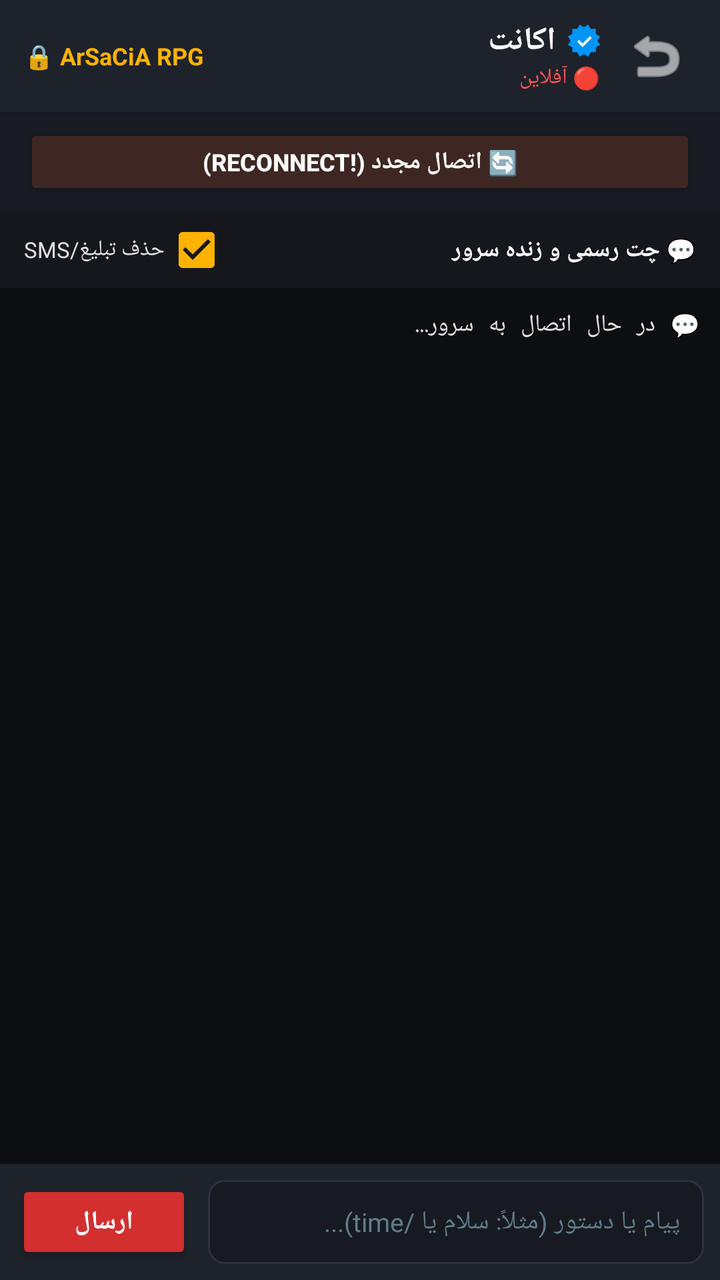
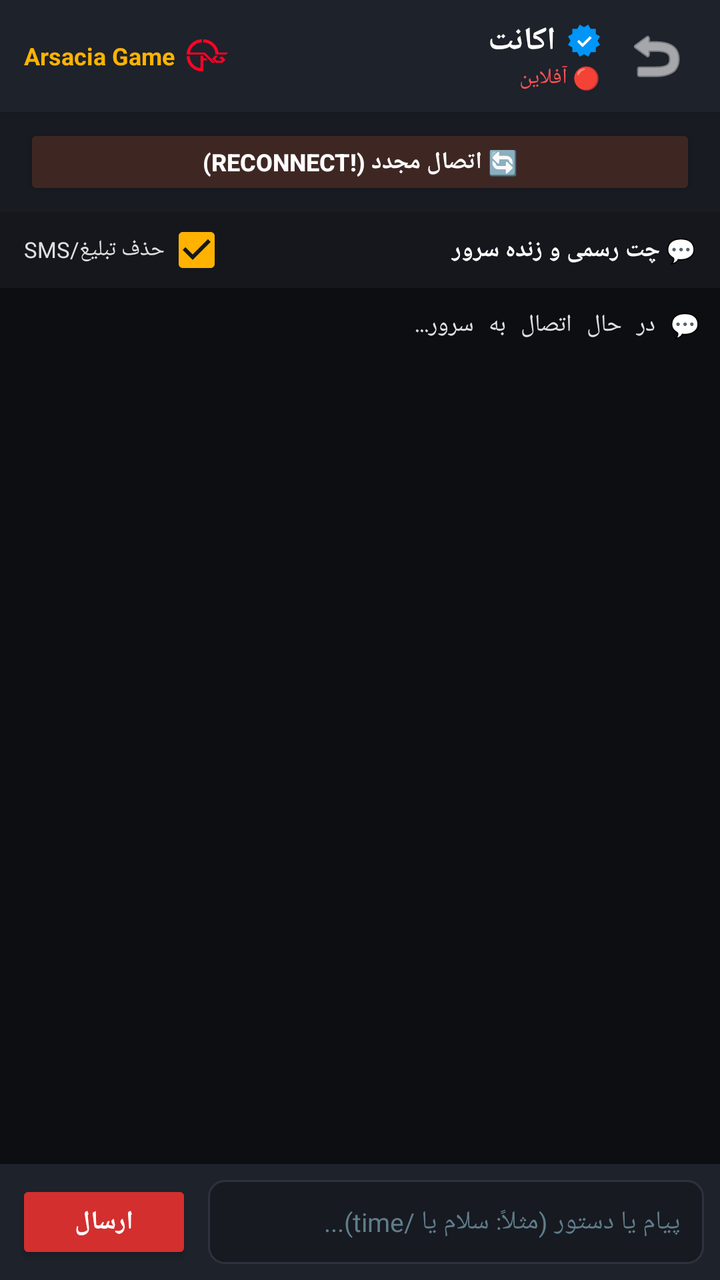

The first picture is an Android layout as it rendered before a commit; the second is the same layout after the commit. The layout source and the unified diff follow.
<!-- AndroidManifest.xml: application theme Theme.AGRak -->
<!-- res/layout/activity_chat.xml -->
<?xml version="1.0" encoding="utf-8"?>
<LinearLayout xmlns:android="http://schemas.android.com/apk/res/android"
    xmlns:app="http://schemas.android.com/apk/res-auto"
    android:layout_width="match_parent"
    android:layout_height="match_parent"
    android:background="@color/bg_dark"
    android:orientation="vertical"
    android:layoutDirection="rtl">

    
    <androidx.cardview.widget.CardView
        android:layout_width="match_parent"
        android:layout_height="wrap_content"
        app:cardBackgroundColor="@color/card_dark"
        app:cardCornerRadius="0dp"
        app:cardElevation="4dp">

        <LinearLayout
            android:layout_width="match_parent"
            android:layout_height="56dp"
            android:gravity="center_vertical"
            android:orientation="horizontal"
            android:paddingHorizontal="12dp">

            <ImageButton
                android:id="@+id/btnBack"
                android:layout_width="40dp"
                android:layout_height="40dp"
                android:background="?attr/selectableItemBackgroundBorderless"
                android:src="@android:drawable/ic_menu_revert"
                android:tint="@color/text_white"
                android:contentDescription="بازگشت" />

            <LinearLayout
                android:layout_width="0dp"
                android:layout_height="wrap_content"
                android:layout_marginStart="8dp"
                android:layout_weight="1"
                android:orientation="vertical">

                <LinearLayout
                    android:layout_width="wrap_content"
                    android:layout_height="wrap_content"
                    android:gravity="center_vertical"
                    android:orientation="horizontal">

                    <ImageView
                        android:layout_width="16dp"
                        android:layout_height="16dp"
                        android:layout_marginEnd="6dp"
                        android:src="@drawable/ic_instagram_verified"
                        android:contentDescription="تیک آبی" />

                    <TextView
                        android:id="@+id/tvChatAccountName"
                        android:layout_width="wrap_content"
                        android:layout_height="wrap_content"
                        android:text="اکانت"
                        android:textColor="@color/text_white"
                        android:textSize="16sp"
                        android:textStyle="bold" />
                </LinearLayout>

                <TextView
                    android:id="@+id/tvChatStatus"
                    android:layout_width="wrap_content"
                    android:layout_height="wrap_content"
                    android:text="🔴 آفلاین"
                    android:textColor="@color/status_red"
                    android:textSize="11sp" />
            </LinearLayout>

            
            <TextView
                android:layout_width="wrap_content"
                android:layout_height="wrap_content"
                android:text="🔒 ArSaCiA RPG"
                android:textColor="@color/accent_gold"
                android:textSize="12sp"
                android:textStyle="bold" />

        </LinearLayout>
    </androidx.cardview.widget.CardView>

    
    <LinearLayout
        android:layout_width="match_parent"
        android:layout_height="wrap_content"
        android:background="#181B22"
        android:paddingTop="6dp"
        android:paddingBottom="6dp"
        android:paddingLeft="12dp"
        android:paddingRight="12dp"
        android:orientation="horizontal">

        <Button
            android:id="@+id/btnQuickReconnect"
            android:layout_width="match_parent"
            android:layout_height="38dp"
            android:backgroundTint="#3E2723"
            android:text="🔄 اتصال مجدد (!reconnect)"
            android:textColor="@color/text_white"
            android:textStyle="bold"
            android:textSize="12sp" />
    </LinearLayout>

    
    <LinearLayout
        android:layout_width="match_parent"
        android:layout_height="38dp"
        android:background="#15171D"
        android:gravity="center_vertical"
        android:orientation="horizontal"
        android:paddingHorizontal="12dp">

        <TextView
            android:layout_width="0dp"
            android:layout_height="wrap_content"
            android:layout_weight="1"
            android:text="💬 چت رسمی و زنده سرور"
            android:textColor="@color/text_white"
            android:textStyle="bold"
            android:textSize="12sp" />

        <CheckBox
            android:id="@+id/cbFilterSmsAds"
            android:layout_width="wrap_content"
            android:layout_height="34dp"
            android:checked="true"
            android:buttonTint="@color/accent_gold"
            android:text="حذف تبلیغ/SMS"
            android:textColor="#E0E0E0"
            android:textSize="11sp" />

    </LinearLayout>

    
    <ScrollView
        android:id="@+id/scrollConsole"
        android:layout_width="match_parent"
        android:layout_height="0dp"
        android:layout_weight="1"
        android:background="#0D0E11"
        android:padding="10dp"
        android:fillViewport="true"
        android:descendantFocusability="blocksDescendants">

        <TextView
            android:id="@+id/tvConsoleLogs"
            android:layout_width="match_parent"
            android:layout_height="wrap_content"
            android:textColor="#E0E0E0"
            android:textSize="12sp"
            android:typeface="monospace"
            android:focusable="false"
            android:focusableInTouchMode="false"
            android:text="💬 در حال اتصال به سرور...\n" />
    </ScrollView>

    
    <androidx.cardview.widget.CardView
        android:layout_width="match_parent"
        android:layout_height="wrap_content"
        app:cardBackgroundColor="@color/card_dark"
        app:cardCornerRadius="0dp"
        app:cardElevation="8dp">

        <LinearLayout
            android:layout_width="match_parent"
            android:layout_height="wrap_content"
            android:gravity="center_vertical"
            android:orientation="horizontal"
            android:padding="8dp">

            <EditText
                android:id="@+id/etChatMessage"
                android:layout_width="0dp"
                android:layout_height="42dp"
                android:layout_weight="1"
                android:background="@drawable/bg_input_field"
                android:hint="پیام یا دستور (مثلاً: سلام یا /time)..."
                android:textColorHint="@color/text_hint"
                android:textColor="@color/text_white"
                android:textSize="13sp"
                android:paddingHorizontal="12dp"
                android:singleLine="true" />

            <Button
                android:id="@+id/btnSendMessage"
                android:layout_width="wrap_content"
                android:layout_height="42dp"
                android:layout_marginStart="8dp"
                android:backgroundTint="@color/primary_red"
                android:text="@string/send"
                android:textColor="@color/text_white"
                android:textStyle="bold"
                android:textSize="13sp" />

        </LinearLayout>
    </androidx.cardview.widget.CardView>

</LinearLayout>
<!-- resources referenced by this layout -->
<resources>
  <color name="accent_gold">#FFB300</color>
  <color name="bg_dark">#121418</color>
  <color name="card_dark">#1E222B</color>
  <color name="primary_red">#D32F2F</color>
  <color name="status_red">#FF5252</color>
  <color name="text_hint">#607D8B</color>
  <color name="text_white">#FFFFFF</color>
  <!-- drawable bg_input_field (drawable) -->
  <?xml version="1.0" encoding="utf-8"?>
  <shape xmlns:android="http://schemas.android.com/apk/res/android"
      android:shape="rectangle">
      <solid android:color="#171A21" />
      <stroke
          android:width="1dp"
          android:color="@color/card_stroke" />
      <corners android:radius="8dp" />
  </shape>
  <!-- drawable ic_instagram_verified (drawable) -->
  <vector xmlns:android="http://schemas.android.com/apk/res/android"
      android:width="20dp"
      android:height="20dp"
      android:viewportWidth="40"
      android:viewportHeight="40">
      <path
          android:fillColor="#0095F6"
          android:pathData="M19.998,3.094 L14.638,0 l-2.972,5.15 H5.432 v6.354 L0,14.64 3.094,20 0,25.359 l5.432,3.137 v5.905 h5.975 L14.638,40 l5.36,-3.094 L25.358,40 l3.232,-5.6 h6.162 v-6.01 L40,25.359 36.905,20 40,14.641 l-5.248,-3.03 v-6.46 h-6.419 L25.358,0 l-5.36,3.094 Z" />
      <path
          android:fillColor="#FFFFFF"
          android:pathData="M27.413,14.319 l2.254,2.287 -11.43,11.5 -6.835,-6.93 2.244,-2.258 4.587,4.581 9.18,-9.18 Z" />
  </vector>
  <string name="send">ارسال</string>
  <style name="Theme.AGRak" parent="Theme.AppCompat.DayNight.NoActionBar">
          <item name="colorPrimary">@color/primary_red</item>
          <item name="colorPrimaryDark">@color/primary_red_dark</item>
          <item name="colorAccent">@color/accent_gold</item>
          <item name="android:windowBackground">@color/bg_dark</item>
          <item name="android:statusBarColor">#0A0B0E</item>
          <item name="android:navigationBarColor">#0A0B0E</item>
      </style>
  <color name="card_stroke">#2D323E</color>
  <color name="primary_red_dark">#9A0007</color>
</resources>

<!-- the commit's change to res/layout/activity_chat.xml (unified diff, before → after) -->
@@ -71,13 +71,29 @@
             </LinearLayout>
 
             
-            <TextView
+            <LinearLayout
                 android:layout_width="wrap_content"
                 android:layout_height="wrap_content"
-                android:text="🔒 ArSaCiA RPG"
-                android:textColor="@color/accent_gold"
-                android:textSize="12sp"
-                android:textStyle="bold" />
+                android:gravity="center_vertical"
+                android:orientation="horizontal">
+
+                <ImageView
+                    android:id="@+id/imgChatServerLogo"
+                    android:layout_width="21dp"
+                    android:layout_height="16dp"
+                    android:layout_marginEnd="6dp"
+                    android:adjustViewBounds="true"
+                    android:src="@drawable/ic_arsacia_game_logo"
+                    android:contentDescription="Arsacia Game Logo" />
+
+                <TextView
+                    android:layout_width="wrap_content"
+                    android:layout_height="wrap_content"
+                    android:text="Arsacia Game"
+                    android:textColor="@color/accent_gold"
+                    android:textSize="12sp"
+                    android:textStyle="bold" />
+            </LinearLayout>
 
         </LinearLayout>
     </androidx.cardview.widget.CardView>
<!-- resource entries referenced after the edit -->
@@ -17,6 +17,25 @@
           android:color="@color/card_stroke" />
       <corners android:radius="8dp" />
   </shape>
+  <!-- drawable ic_arsacia_game_logo (drawable) -->
+  <vector xmlns:android="http://schemas.android.com/apk/res/android"
+      android:width="21dp"
+      android:height="16dp"
+      android:viewportWidth="42"
+      android:viewportHeight="32">
+    <path
+        android:fillColor="#FF0327"
+        android:pathData="M35.7641,17.3101L38.8641,20.411L35.7641,23.5118H29.5624L25.4288,19.3773L28.5297,16.2773H31.6297L28.5297,19.3773L30.5961,21.4446H34.2133L35.2469,20.411L34.2133,19.3773H32.1469L34.2133,17.3101H35.7641Z"/>
+    <path
+        android:fillColor="#FF0327"
+        android:pathData="M41.4478,13.1767L39.3798,15.2439H29.5625L29.5768,15.2296H28.827C28.827,8.54515 23.3886,3.10672 16.7041,3.10672V8.81588e-07C20.3883,-0.00125215 23.948,1.33326 26.7234,3.75616C29.4988,6.17907 31.3016,9.52604 31.7977,13.1767H41.4478Z"/>
+    <path
+        android:fillColor="#FF0327"
+        android:pathData="M16.4505,20.9273V23.3514H16.4715V31.9998H15.233V31.9914V31.9973C13.2323,31.9991 11.251,31.6064 9.40226,30.8417C7.55353,30.077 5.87371,28.9553 4.45889,27.5408C3.04407,26.1263 1.92201,24.4467 1.15691,22.5982C0.391811,20.7496 -0.00132193,18.7683 3.3395e-06,16.7677H3.10672C3.10672,22.992 7.82137,28.1358 13.8669,28.8142V16.2773H16.4505V18.861H19.0341L21.1013,20.9273H16.4505Z"/>
+    <path
+        android:fillColor="#FF0327"
+        android:pathData="M18.1944,13.1767L28.5297,23.5103H25.4289L17.1608,15.2422H1.10582L0,15.2372V15.1977C0.00623066,11.1634 1.61379,7.2966 4.46947,4.44691C7.32514,1.59722 11.1953,-0.00222794 15.2296,2.32928e-06V3.10672C9.24458,3.10672 4.25872,7.46619 3.28052,13.1767H18.1944Z"/>
+  </vector>
   <!-- drawable ic_instagram_verified (drawable) -->
   <vector xmlns:android="http://schemas.android.com/apk/res/android"
       android:width="20dp"
